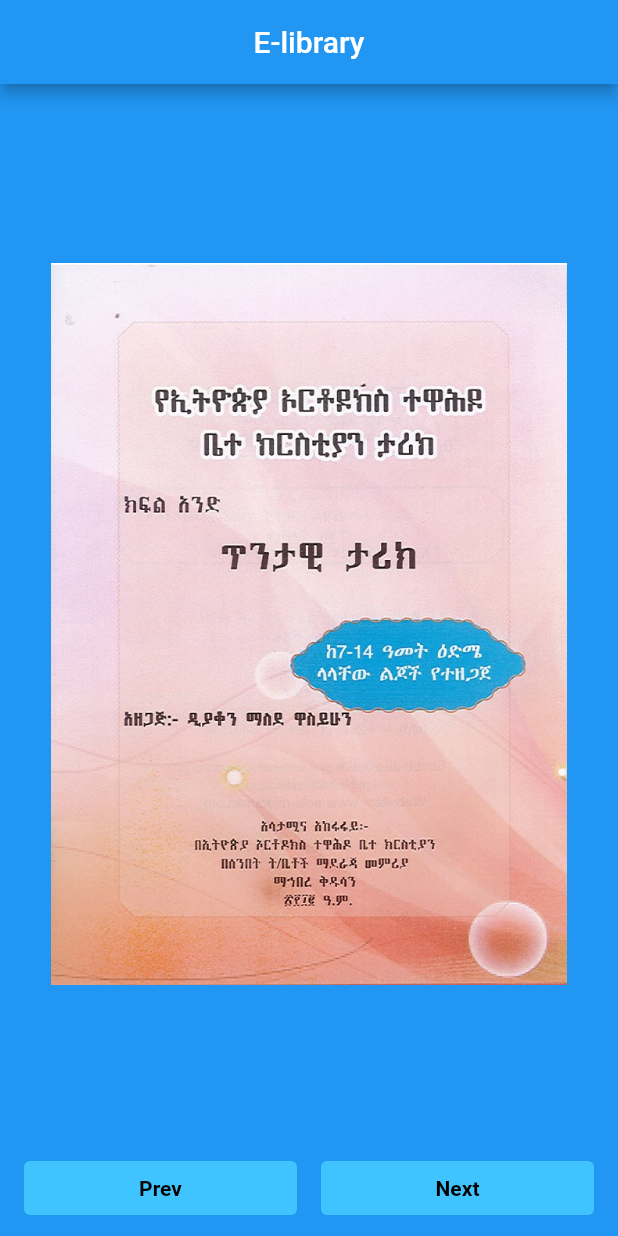
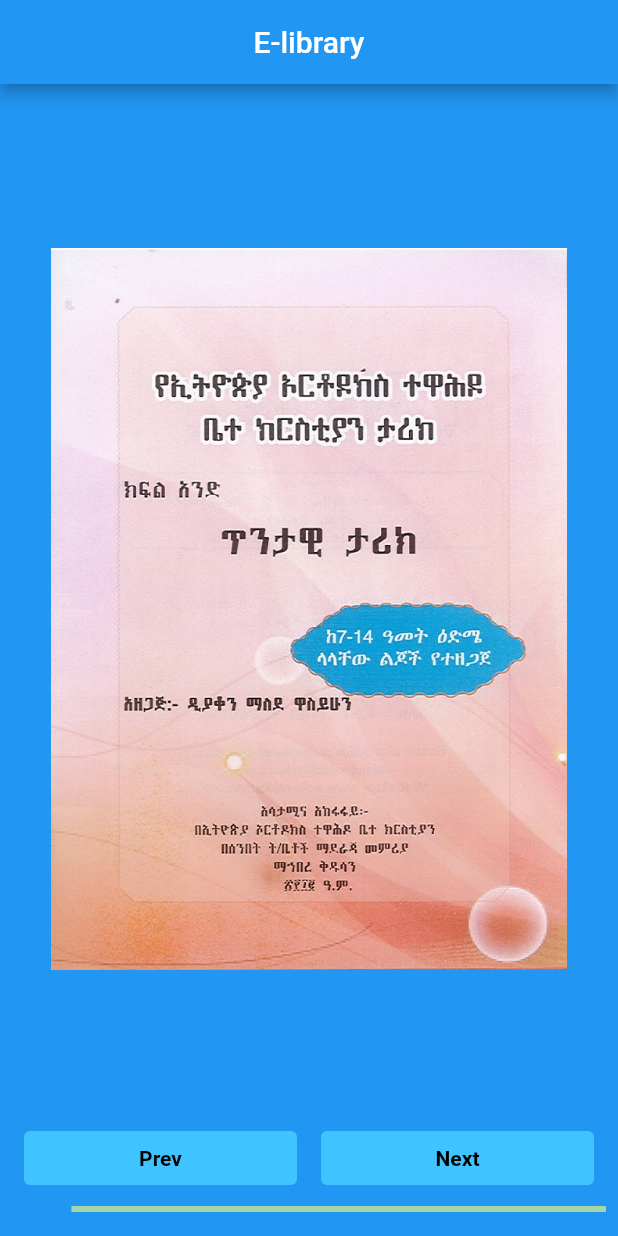
Before and after one commit to joejnke/elibrary, a Flutter app: the screen it shows after launch, on a phone screen of 412 x 824 dp. Run offline on Flutter 3.47's test engine with Material 2 defaults, Android fonts, the phone set to English and light mode, and no system bars.

Commit message:
Add progress bar

```diff
--- a/lib/main.dart
+++ b/lib/main.dart
@@ -33,10 +33,13 @@ class _ebookState extends State<ebook> {
         padding: const EdgeInsets.all(8.0),
         child: Column(
           children: [
-            Expanded(child: Padding(
-              padding: const EdgeInsets.symmetric(horizontal: 26, vertical: 8.0),
-              child: Image.asset('assets/images/page1.jpg'),
-            )),
+            Expanded(
+                flex: 10,
+                child: Padding(
+                  padding: const EdgeInsets.symmetric(horizontal: 26, vertical: 8.0),
+                  child: Image.asset('assets/images/page1.jpg'),
+                ),
+            ),
             Row(
               children: [
                 Expanded(
@@ -80,7 +83,14 @@ class _ebookState extends State<ebook> {
                   ),
                 ),
               ],
-            )
+            ),
+            Padding(
+              padding: const EdgeInsets.symmetric(vertical: 8.0),
+              child: LinearProgressIndicator(
+                value: 0.1,
+                backgroundColor: Colors.green.shade200,
+              ),
+            ),
           ],
     ),
       ),
```
